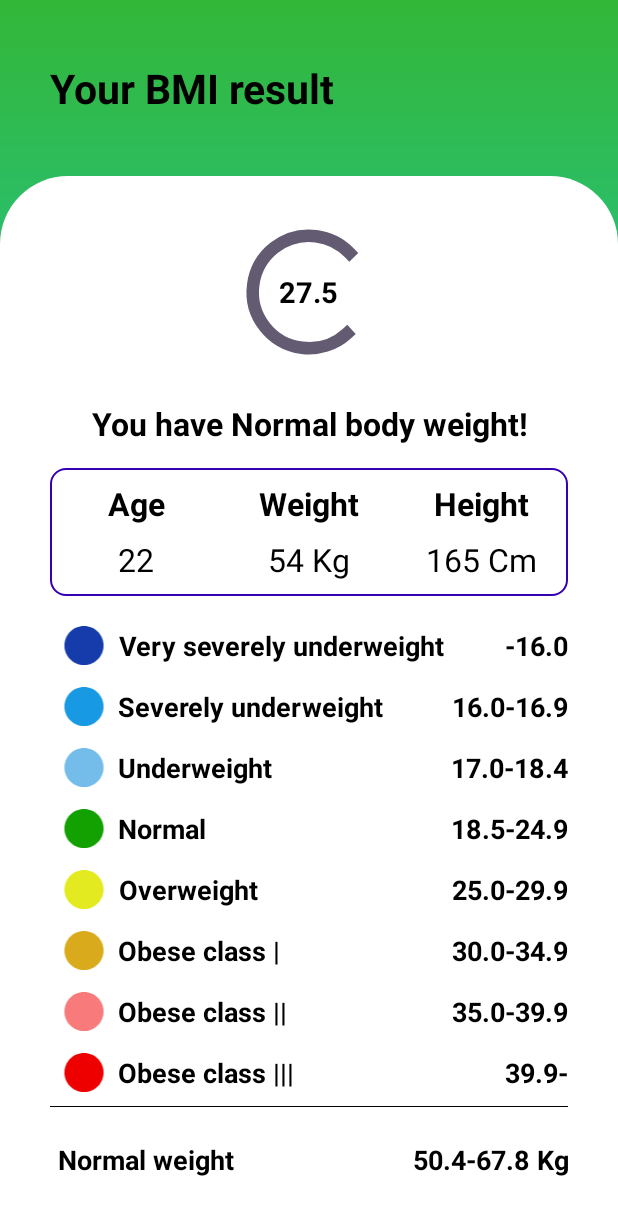
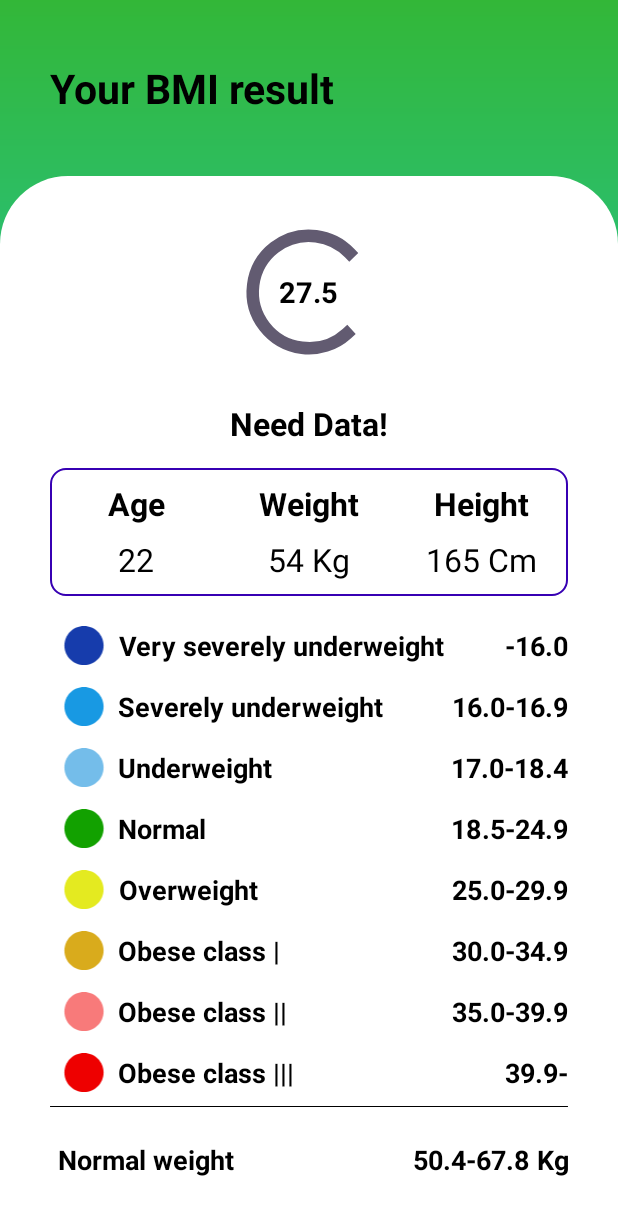
Before and after one commit to Mahedi-335/bmi-tracker-android-kotlin, an Android app: the ResultActivity screen opened directly, with no data from a screen before it, on a phone screen of 412 x 824 dp. Shown: the top 1215 px of the screen. Run offline under Robolectric (Android 15) with nearby library versions, the phone set to English and light mode, and no system bars; libraries missing offline, so code that uses them is left out: com.mikhaellopez.circularprogressbar; plain views replace CircularProgressBar; 1 statement that could not run was skipped.

Commit message:
Change some style

```diff
--- a/app/src/main/java/com/example/bodybalance/ResultActivity.kt
+++ b/app/src/main/java/com/example/bodybalance/ResultActivity.kt
@@ -1,35 +1,55 @@
 package com.example.bodybalance
 
+import android.graphics.Color
 import android.os.Bundle
+import android.util.Log
 import android.widget.RelativeLayout
 import android.widget.TextView
 import androidx.appcompat.app.AppCompatActivity
+import androidx.core.content.ContextCompat
 import com.mikhaellopez.circularprogressbar.CircularProgressBar
 
 
 class ResultActivity : AppCompatActivity() {
 
+    private lateinit var progressbar: CircularProgressBar
+    private lateinit var progressbarText: TextView
+    private lateinit var weightResultText: TextView
+    private lateinit var userAgeText: TextView
+    private lateinit var userWeightText: TextView
+    private lateinit var userHeightText: TextView
+
+    private lateinit var layoutOne: RelativeLayout
+    private lateinit var layoutTwo: RelativeLayout
+    private lateinit var layoutThree: RelativeLayout
+    private lateinit var layoutFour: RelativeLayout
+    private lateinit var layoutFive: RelativeLayout
+    private lateinit var layoutSix: RelativeLayout
+    private lateinit var layoutSeven: RelativeLayout
+    private lateinit var layoutEight: RelativeLayout
+
     override fun onCreate(savedInstanceState: Bundle?) {
         super.onCreate(savedInstanceState)
         setContentView(R.layout.activity_result)
 
-        val progressbar = findViewById<CircularProgressBar>(R.id.circleProgressbar)
-        val progressbarText = findViewById<TextView>(R.id.circleProgressbarText)
+        // Finding Views by ID
+        progressbar = findViewById(R.id.circleProgressbar)
+        progressbarText = findViewById(R.id.circleProgressbarText)
 
-        val weightResultText = findViewById<TextView>(R.id.weightResultText)
+        weightResultText = findViewById(R.id.weightResultText)
 
-        val userAgeText = findViewById<TextView>(R.id.ageTextShow)
-        val userWeightText = findViewById<TextView>(R.id.weightTextShow)
-        val userHeightText = findViewById<TextView>(R.id.heightTextShow)
+        userAgeText = findViewById(R.id.ageTextShow)
+        userWeightText = findViewById(R.id.weightTextShow)
+        userHeightText = findViewById(R.id.heightTextShow)
 
-        val layoutOne = findViewById<RelativeLayout>(R.id.resultOne)
-        val layoutTwo = findViewById<RelativeLayout>(R.id.resultTwo)
-        val layoutThree = findViewById<RelativeLayout>(R.id.resultThree)
-        val layoutFour = findViewById<RelativeLayout>(R.id.resultFour)
-        val layoutFive = findViewById<RelativeLayout>(R.id.resultFive)
-        val layoutSix = findViewById<RelativeLayout>(R.id.resultSix)
-        val layoutSeven = findViewById<RelativeLayout>(R.id.resultSeven)
-        val layoutEight = findViewById<RelativeLayout>(R.id.resultEight)
+        layoutOne = findViewById(R.id.resultOne)
+        layoutTwo = findViewById(R.id.resultTwo)
+        layoutThree = findViewById(R.id.resultThree)
+        layoutFour = findViewById(R.id.resultFour)
+        layoutFive = findViewById(R.id.resultFive)
+        layoutSix = findViewById(R.id.resultSix)
+        layoutSeven = findViewById(R.id.resultSeven)
+        layoutEight = findViewById(R.id.resultEight)
 
         // Get Data from MainActivity
         val age = intent.getStringExtra("USER_AGE")
@@ -38,18 +58,89 @@ class ResultActivity : AppCompatActivity() {
         val weightUnit = intent.getStringExtra("WEIGHT_UNIT")
         val heightUnit = intent.getStringExtra("HEIGHT_UNIT")
 
-        if (age != null && weight != null && height != null && weightUnit != null && heightUnit != null)
-        {
+        if (age != null && weight != null && height != null && weightUnit != null && heightUnit != null) {
             // Show Data
             userAgeText.text = age
             userWeightText.text = "$weight $weightUnit"
             userHeightText.text = "$height $heightUnit"
+
+            // Convert Pound to Kg
+            val weightInKg: Double = if (weightUnit.equals("Ibs", ignoreCase = true)) {
+                weight.toDouble() * 0.453592
+            } else {
+                weight.toDouble()
+            }
+
+            // Convert Feet to Meter and CM to Meter
+            val heightInMeter: Double = if (heightUnit.equals("Cm", ignoreCase = true)) {
+                height.toDouble() / 100.0
+            } else {
+                val parts = height.split(".")
+                val feet = parts[0].toDouble()
+                val inch = parts[1].toDouble()
+                val totalInches = (feet * 12) + inch
+                totalInches * 0.0254
+            }
+
+            // BMI Formula
+            val bmi = weightInKg / (heightInMeter * heightInMeter)
+            // updateUI fun call
+            updateUI(bmi, heightInMeter)
+
+        } else {
+            Log.e("ResultActivity", "Data Missing!")
+            weightResultText.text = "Need Data!"
         }
 
 
+    }
 
+    private fun updateUI(bmi: Double, heightInMeter: Double) {
+        progressbar.progress = bmi.toFloat()
+        progressbarText.text = String.format("%.1f", bmi)
 
+        when {
 
-
+            // Very severely underweight Layout
+            bmi < 16.0 -> {
+                weightResultText.text = "You have underweight body weight!"
+                layoutOne.setBackgroundColor(ContextCompat.getColor(this, R.color.one))
+            }
+            // Severely underweight Layout
+            bmi in 16.1..16.9 -> {
+                weightResultText.text = "You have underweight body weight!"
+                layoutTwo.setBackgroundColor(ContextCompat.getColor(this, R.color.two))
+            }
+            // Underweight Layout
+            bmi in 17.0..18.4 -> {
+                weightResultText.text = "You have underweight body weight!"
+                layoutThree.setBackgroundColor(ContextCompat.getColor(this, R.color.three))
+            }
+            // Normal Layout
+            bmi in 18.5..24.9 -> {
+                weightResultText.text = "You have Normal body weight!"
+                layoutFour.setBackgroundColor(ContextCompat.getColor(this, R.color.four))
+            }
+            // Overweight Layout
+            bmi in 25.00..29.9 -> {
+                weightResultText.text = "You have overweight body weight!"
+                layoutFive.setBackgroundColor(ContextCompat.getColor(this, R.color.five))
+            }
+            // Obese Class | Layout
+            bmi in 30.0..34.9 -> {
+                weightResultText.text = "You have overweight body weight!"
+                layoutSix.setBackgroundColor(ContextCompat.getColor(this, R.color.six))
+            }
+            // Obese Class || Layout
+            bmi in 35.0..39.9 -> {
+                weightResultText.text = "You have overweight body weight!"
+                layoutSix.setBackgroundColor(ContextCompat.getColor(this, R.color.seven))
+            }
+            // Obese Class ||| Layout
+            bmi > 40.0 -> {
+                weightResultText.text = "You have overweight body weight!"
+                layoutSix.setBackgroundColor(ContextCompat.getColor(this, R.color.eight))
+            }
+        }
     }
 }
--- a/app/src/main/res/layout/activity_welcome.xml
+++ b/app/src/main/res/layout/activity_welcome.xml
@@ -17,7 +17,7 @@
 
         <ImageView
             android:layout_width="250dp"
-            android:layout_height="250dp"
+            android:layout_height="200dp"
             android:layout_marginBottom="50dp"
             android:scaleType="fitXY"
             android:src="@drawable/hello_welcome_page" />
@@ -76,7 +76,7 @@
             android:gravity="center"
             android:text="@string/next"
             android:textAllCaps="false"
-            android:textColor="@color/black"
+            android:textColor="@color/white"
             android:textSize="20sp"
             app:icon="@drawable/right_arrow"
             app:iconGravity="textEnd"
--- a/app/src/main/res/values/colors.xml
+++ b/app/src/main/res/values/colors.xml
@@ -2,4 +2,13 @@
 <resources>
     <color name="black">#FF000000</color>
     <color name="white">#FFFFFFFF</color>
+
+    <color name="one">#163CAC</color>
+    <color name="two">#1899E3</color>
+    <color name="three">#74BDEA</color>
+    <color name="four">#12A100</color>
+    <color name="five">#E4EA20</color>
+    <color name="six">#D9AB1C</color>
+    <color name="seven">#F87A7A</color>
+    <color name="eight">#EE0000</color>
 </resources>
```
Also changed, not shown: app/src/main/java/com/example/bodybalance/MainActivity.kt (+6 -3 lines), app/src/main/java/com/example/bodybalance/WelcomeActivity.kt (+7 -0 lines), app/src/main/res/values/strings.xml (+4 -4 lines).
